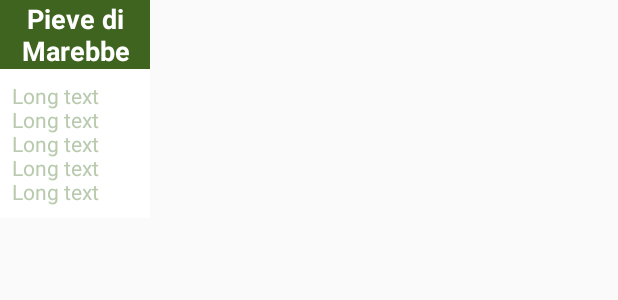
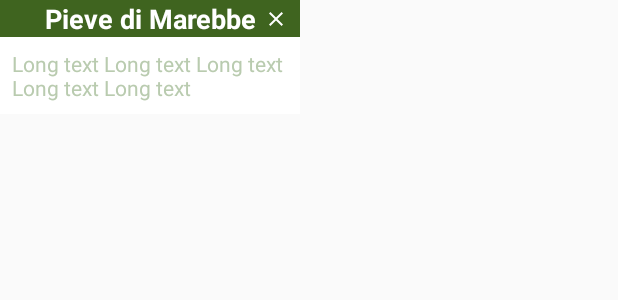
Before and after one commit to danielabrozzoni/Explore-South-Tyrol-Frontend, an Android app: the layout card_layout.xml on its own in the app's theme, with its tools: preview values and no code run, on a phone screen of 412 x 824 dp. Shown: the top 300 px of the screen. Run offline under Robolectric (Android 15) with nearby library versions, the phone set to English and light mode, and no system bars.

Commit message:
Pins and cards displayed correctly in the screen

```diff
--- a/app/src/main/java/com/google/ar/sceneform/samples/solarsystem/Activity/PinActivity.java
+++ b/app/src/main/java/com/google/ar/sceneform/samples/solarsystem/Activity/PinActivity.java
@@ -61,6 +61,7 @@
  */
 public class PinActivity extends AppCompatActivity {
     public static final int RC_PERMISSIONS = 0x123;
+
     private boolean installRequested;
 
     private ArSceneView arSceneView;
@@ -74,7 +75,7 @@
 
     private final float INITIAL_SCALE = 0.3f;
 
-    private final float SCALE_FACTOR = 0.1f;
+    private final float SCALE_FACTOR = 0.05f;
 
     // True once scene is loaded
     private boolean hasFinishedLoading = false;
--- a/app/src/main/java/com/google/ar/sceneform/samples/solarsystem/Helper/LocationHelper.java
+++ b/app/src/main/java/com/google/ar/sceneform/samples/solarsystem/Helper/LocationHelper.java
@@ -56,6 +56,7 @@
             public void onLocationChanged(Location location) {
                 Toast.makeText(locationHelper.mActivity, String.format(Locale.getDefault(), "Lat: %f", location.getLatitude()), Toast.LENGTH_SHORT).show();
                 locationHelper.lastLocation = location;
+                //TODO
             }
 
             @Override
--- /dev/null
+++ b/app/src/main/res/drawable/ic_close_black_24dp.xml
@@ -0,0 +1,5 @@
+<vector android:height="24dp" android:tint="#FFFFFF"
+    android:viewportHeight="24.0" android:viewportWidth="24.0"
+    android:width="24dp" xmlns:android="http://schemas.android.com/apk/res/android">
+    <path android:fillColor="#FF000000" android:pathData="M19,6.41L17.59,5 12,10.59 6.41,5 5,6.41 10.59,12 5,17.59 6.41,19 12,13.41 17.59,19 19,17.59 13.41,12z"/>
+</vector>
--- a/app/src/main/res/layout/card_layout.xml
+++ b/app/src/main/res/layout/card_layout.xml
@@ -2,10 +2,10 @@
 <android.support.constraint.ConstraintLayout xmlns:android="http://schemas.android.com/apk/res/android"
     xmlns:app="http://schemas.android.com/apk/res-auto"
     xmlns:tools="http://schemas.android.com/tools"
-    android:orientation="vertical"
-    android:layout_width="100dp"
+    android:layout_width="200dp"
     android:layout_height="wrap_content"
-    android:background="@android:color/white">
+    android:background="@android:color/white"
+    android:orientation="vertical">
 
     <TextView
         android:id="@+id/Title"
@@ -19,7 +19,21 @@
         app:layout_constraintEnd_toEndOf="parent"
         app:layout_constraintStart_toStartOf="parent"
         app:layout_constraintTop_toTopOf="parent"
-        tools:text="Pieve di Marebbe" />
+        tools:text="Pieve di Marebbe"
+        android:paddingStart="24dp"
+        android:paddingEnd="24dp"/>
+
+    <ImageView
+        android:id="@+id/close"
+        android:layout_width="16dp"
+        android:layout_height="16dp"
+        android:layout_marginBottom="2dp"
+        android:layout_marginEnd="8dp"
+        android:layout_marginTop="2dp"
+        android:src="@drawable/ic_close_black_24dp"
+        app:layout_constraintBottom_toBottomOf="@+id/Title"
+        app:layout_constraintEnd_toEndOf="parent"
+        app:layout_constraintTop_toTopOf="parent" />
 
     <TextView
         android:id="@+id/description"
@@ -29,11 +43,11 @@
         android:layout_marginEnd="8dp"
         android:layout_marginStart="8dp"
         android:layout_marginTop="8dp"
+        android:textColor="@color/colorAccent"
         app:layout_constraintBottom_toBottomOf="parent"
         app:layout_constraintEnd_toEndOf="parent"
         app:layout_constraintStart_toStartOf="parent"
         app:layout_constraintTop_toBottomOf="@+id/Title"
-        android:textColor="@color/colorAccent"
         tools:text="Long text Long text Long text Long text Long text " />
 
 </android.support.constraint.ConstraintLayout>
```
Also changed, not shown: app/src/main/java/com/google/ar/sceneform/samples/solarsystem/PlaceNode.java (+16 -2 lines).
